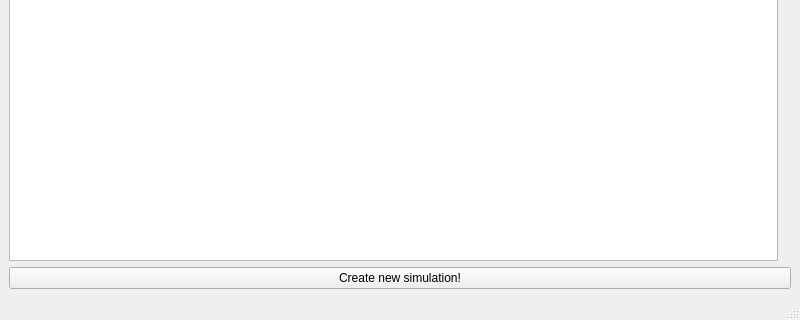
Qt form src/TrueLife/View/mainwindow.ui (ppawel11/True-Life) before a commit; both pictures show x 0 to 800 and y 280 to 600 of the 800 by 600 pixel window.
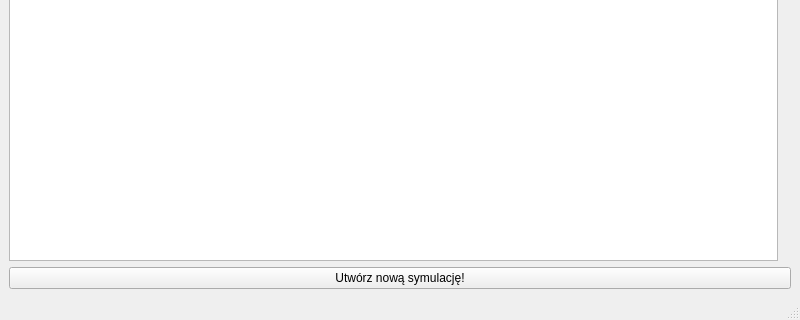
The same form after that commit. Icons and pictures are not drawn.

Commit message: english -> polski na buttonie w MW

Diff of the .ui file:
```diff
--- a/src/TrueLife/View/mainwindow.ui
+++ b/src/TrueLife/View/mainwindow.ui
@@ -56,7 +56,7 @@
     <item row="2" column="0" colspan="2">
      <widget class="QPushButton" name="pushButton">
       <property name="text">
-       <string>Create new simulation!</string>
+       <string>Utwórz nową symulację!</string>
       </property>
      </widget>
     </item>
```
The commit also changes 1 other file.
